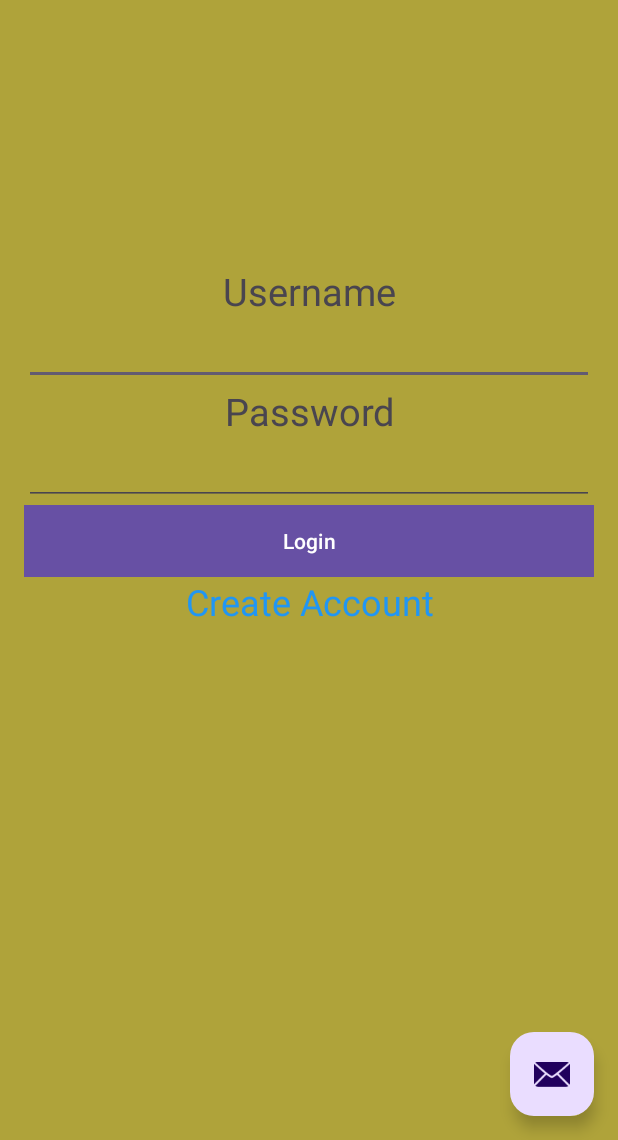
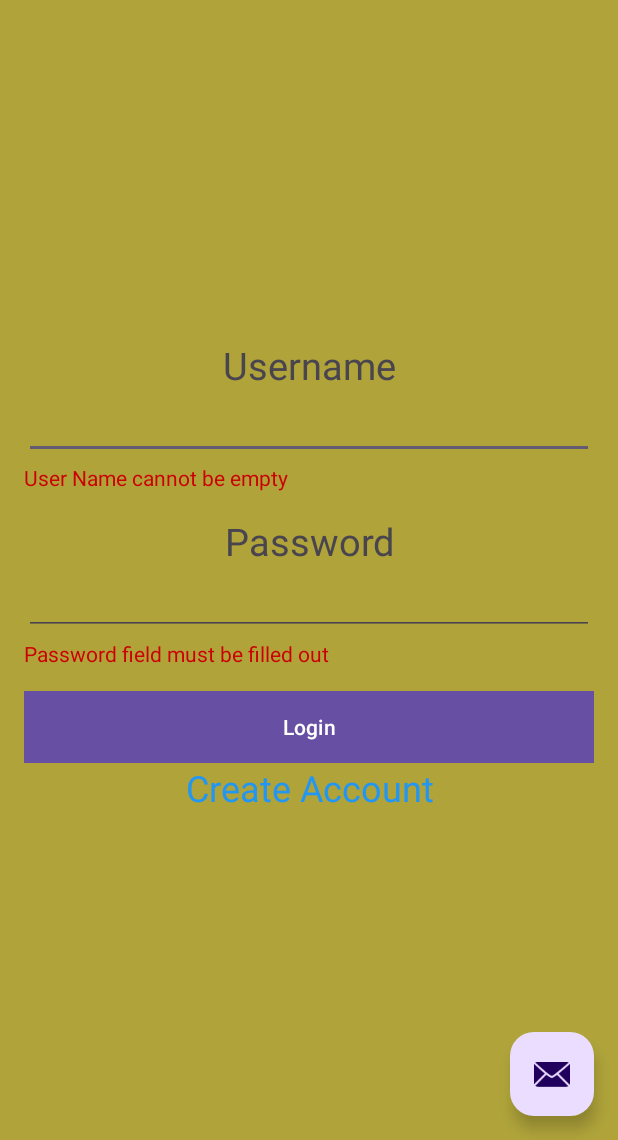
Before and after one commit to balsharif2023/Group9, an Android app: the screen it shows after launch (MainActivity), after a tap on "Login", on a phone screen of 412 x 824 dp, the part 96-1236 px from its top. Run offline under Robolectric (Android 15) with nearby library versions, the phone set to English and light mode, and no system bars; our stand-ins replace Volley, navigation-ui.

Commit message:
Login is functional,and working cache-ing data.

```diff
--- a/src/main/java/com/example/secureonlinesharing/FirstFragment.java
+++ b/src/main/java/com/example/secureonlinesharing/FirstFragment.java
@@ -1,7 +1,10 @@
 package com.example.secureonlinesharing;
 
+import android.content.Context;
+import android.content.SharedPreferences;
 import android.graphics.ImageDecoder;
 import android.os.Bundle;
+import android.util.Patterns;
 import android.view.LayoutInflater;
 import android.view.View;
 import android.view.ViewGroup;
@@ -23,6 +26,9 @@ import com.android.volley.toolbox.Volley;
 
 import org.json.JSONException;
 import org.json.JSONObject;
+
+import java.util.regex.Matcher;
+import java.util.regex.Pattern;
 
 public class FirstFragment extends Fragment {
 
@@ -68,6 +74,11 @@ public class FirstFragment extends Fragment {
             @Override
             public void onClick(View view)
             {
+                binding.loginErrorMessage.setVisibility(View.GONE);
+                if(!validateForm())
+                    return;
+
+
                 // getting a new volley request queue for making new requests
                 String userNameToText = binding.userNameInput.getText().toString();
                 String passwordToText = binding.passwordInput.getText().toString();
@@ -101,21 +112,43 @@ public class FirstFragment extends Fragment {
                             (Response.Listener<JSONObject>) response -> {
                                 // get the image url from the JSON object
                                 String message;
+
+                                   // message = response.getString("message");
+
+
+                               // SharedPreferences data = ((MainActivity)getActivity()).sharedpreferences;
+
+                                SharedPreferences data =getActivity().getSharedPreferences("user_data", Context.MODE_PRIVATE);
+
+                                SharedPreferences.Editor editor = data.edit();
+
+                                // below two lines will put values for
+                                // email and password in shared preferences.
                                 try {
-                                    message = response.getString("message");
+                                    editor.putString("id", response.getString("user_id"));
+                                    editor.putString("firstName", response.getString("user_first_name"));
+                                    editor.putString("lastName", response.getString("user_last_name"));
+                                    editor.putString("userName", response.getString("user_username"));
+                                    editor.putString("email", response.getString("user_email"));
 
+                                } catch (JSONException e) {
+                                    throw new RuntimeException(e);
+                                }
+
+
+                                // to save our data with key and value.
+                                editor.apply();
                                     NavHostFragment.findNavController(FirstFragment.this)
                                             .navigate(R.id.action_FirstFragment_to_SecondFragment);
                                     // load the image into the ImageView using Glide.
                                      //binding.textviewFirst.setText(message);
-                                } catch (JSONException e) {
-                                    e.printStackTrace();
-                                }
+
                             },
 
                             // lambda function for handling the case
                             // when the HTTP request fails
                             (Response.ErrorListener) error -> {
+                                binding.loginErrorMessage.setVisibility(View.VISIBLE);
                                 // make a Toast telling the user
                                 // that something went wrong
                                 //     Toast.makeText(getActivity(), "Some error occurred! Cannot fetch dog image", Toast.LENGTH_LONG).show();
@@ -133,6 +166,27 @@ public class FirstFragment extends Fragment {
         });
     }
 
+    public boolean validateForm() {
+        // extract the entered data from the EditText
+
+        String passwordToText = binding.passwordInput.getText().toString();
+        String userNameToText = binding.userNameInput.getText().toString();
+
+        // Android offers the inbuilt patterns which the entered
+        // data from the EditText field needs to be compared with
+        // In this case the entered data needs to compared with
+        // the EMAIL_ADDRESS, which is implemented same below
+        boolean passwordValid = !passwordToText.isEmpty();
+        binding.passwordEmptyMessage.setVisibility(passwordValid? View.GONE : View.VISIBLE);
+
+        boolean userNameValid = !userNameToText.isEmpty();
+        binding.userNameEmptyMessage.setVisibility(userNameValid? View.GONE : View.VISIBLE);
+
+        return userNameValid && passwordValid;
+
+    }
+
+
     @Override
     public void onDestroyView() {
         super.onDestroyView();
--- a/src/main/java/com/example/secureonlinesharing/MainActivity.java
+++ b/src/main/java/com/example/secureonlinesharing/MainActivity.java
@@ -1,5 +1,6 @@
 package com.example.secureonlinesharing;
 
+import android.content.SharedPreferences;
 import android.os.Bundle;
 
 import com.google.android.material.snackbar.Snackbar;
@@ -25,6 +26,9 @@ public class MainActivity extends AppCompatActivity {
     private AppBarConfiguration appBarConfiguration;
     private ActivityMainBinding binding;
     public ImageButton backButton;
+
+    // variable for shared preferences.
+    public SharedPreferences sharedpreferences;
     @Override
     protected void onCreate(Bundle savedInstanceState) {
         super.onCreate(savedInstanceState);
--- a/src/main/res/layout/fragment_first.xml
+++ b/src/main/res/layout/fragment_first.xml
@@ -29,6 +29,14 @@
             app:layout_constraintTop_toBottomOf="@id/guideline2"
             tools:layout_editor_absoluteX="16dp">
 
+            <TextView
+                android:id="@+id/loginErrorMessage"
+                style="@style/formValidation"
+                android:layout_width="match_parent"
+                android:layout_height="wrap_content"
+                android:text="@string/login_error_message"
+                android:visibility="gone" />
+
             <LinearLayout
                 android:layout_width="match_parent"
                 android:layout_height="match_parent"
@@ -50,6 +58,14 @@
                     android:ellipsize="end"
                     android:ems="10"
                     android:inputType="text" />
+
+                <TextView
+                    android:id="@+id/userNameEmptyMessage"
+                    style="@style/formValidation"
+                    android:layout_width="match_parent"
+                    android:layout_height="wrap_content"
+                    android:text="@string/user_name_empty_message"
+                    android:visibility="gone" />
             </LinearLayout>
 
             <LinearLayout
@@ -58,7 +74,7 @@
                 android:orientation="vertical">
 
                 <TextView
-                    android:id="@+id/textView2"
+                    android:id="@+id/passwordLabelLogin"
                     android:layout_width="match_parent"
                     android:layout_height="wrap_content"
                     android:gravity="center"
@@ -72,6 +88,14 @@
                     android:layout_weight="1"
                     android:ems="12"
                     android:inputType="textPassword" />
+
+                <TextView
+                    android:id="@+id/passwordEmptyMessage"
+                    style="@style/formValidation"
+                    android:layout_width="match_parent"
+                    android:layout_height="wrap_content"
+                    android:text="@string/password_empty_message"
+                    android:visibility="gone" />
             </LinearLayout>
 
             <LinearLayout
--- a/src/main/res/values/strings.xml
+++ b/src/main/res/values/strings.xml
@@ -66,4 +66,7 @@
     <string name="phone_num_invalid">Enter a 10 digit number</string>
     <string name="pass_confirm_invalid">Two passwords do not match</string>
     <string name="name_invalid">name should only contain letters, spaces,hyphens</string>
+    <string name="login_error_message">Login Unsuccessful</string>
+    <string name="user_name_empty_message">User Name cannot be empty</string>
+    <string name="password_empty_message">Password field must be filled out</string>
 </resources>
```
